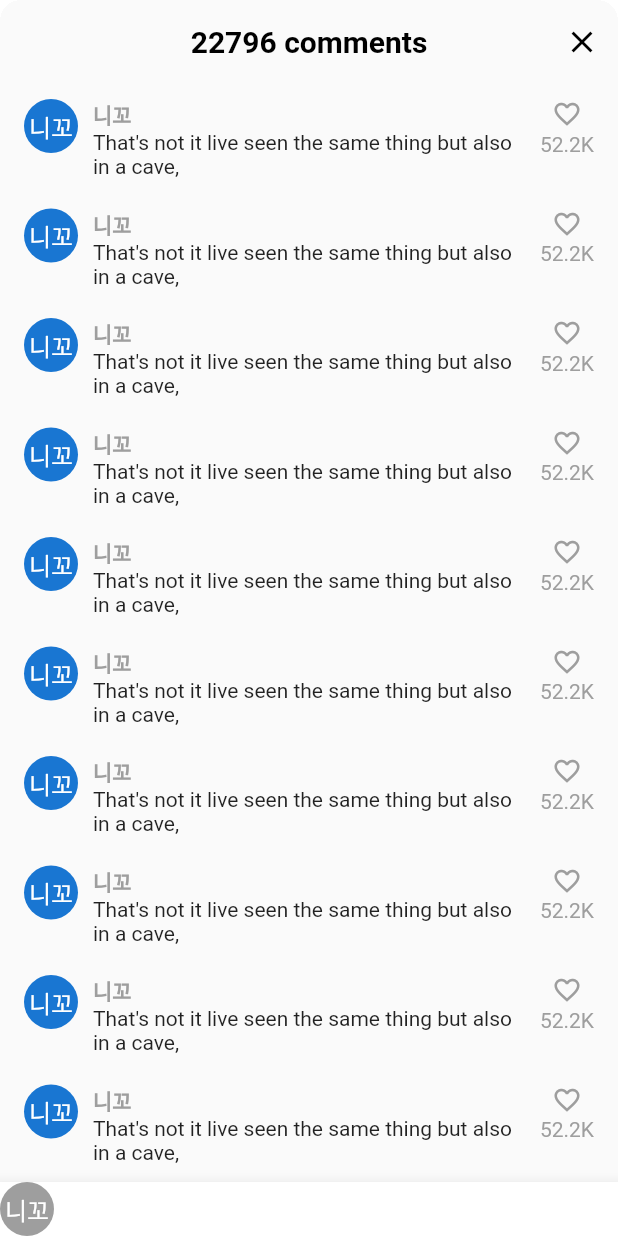
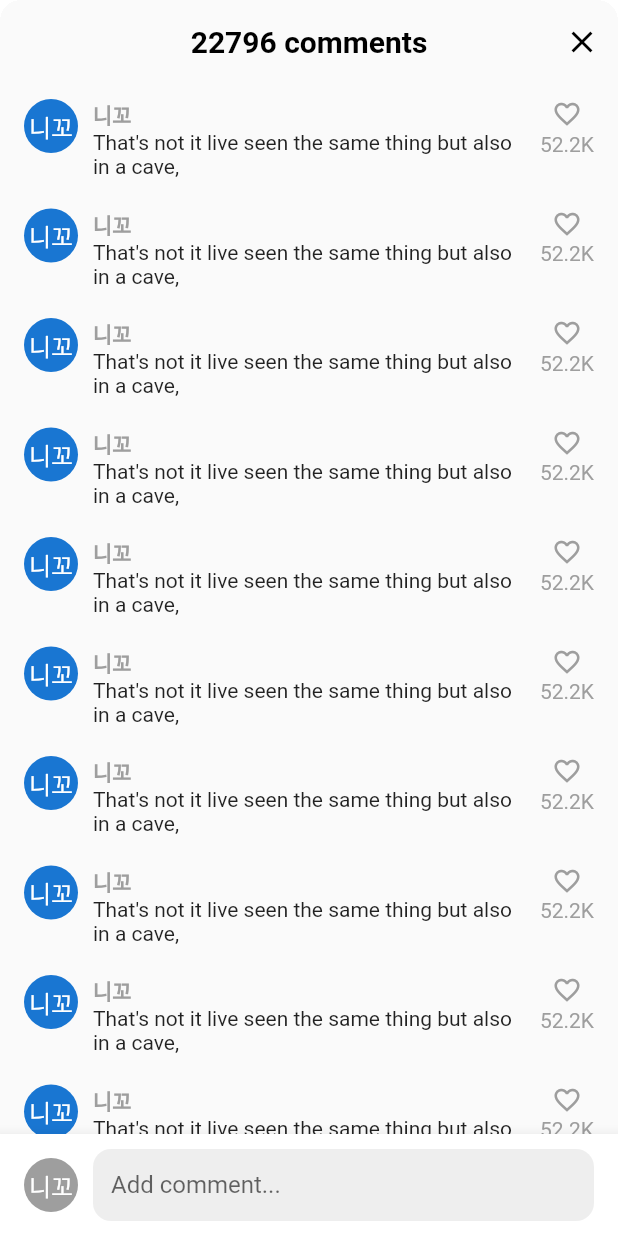
Before and after one commit to ghrms80/tiktok_clone_re0, a Flutter app: the VideoComments screen opened directly, on a phone screen of 412 x 824 dp. Run offline on Flutter 3.47's test engine with Material 2 defaults, Android fonts, the phone set to English and light mode, and no system bars; our stand-ins replace font_awesome_flutter, marquee, video_player, visibility_detector; network calls fail.

Commit message:
8.2 Add Comment

```diff
--- a/lib/features/main_navigation/main_navigation_screen.dart
+++ b/lib/features/main_navigation/main_navigation_screen.dart
@@ -38,6 +38,7 @@ class _MainNavigationScreenState extends State<MainNavigationScreen> {
   @override
   Widget build(BuildContext context) {
     return Scaffold(
+      resizeToAvoidBottomInset: false,
       backgroundColor: _selectedIndex == 0 ? Colors.black : Colors.white,
       body: Stack(
         children: [
--- a/lib/features/videos/widgets/video_comments.dart
+++ b/lib/features/videos/widgets/video_comments.dart
@@ -1,4 +1,5 @@
 import 'package:flutter/material.dart';
+import 'package:tiktoc_clne_re0/constant/gaps.dart';
 
 class VideoComments extends StatefulWidget {
   const VideoComments({super.key});
@@ -14,7 +15,9 @@ class _VideoCommentsState extends State<VideoComments> {
 
   @override
   Widget build(BuildContext context) {
+    final size = MediaQuery.of(context).size;
     return Container(
+      height: size.height * 0.75,
       clipBehavior: Clip.hardEdge,
       decoration: BoxDecoration(
         borderRadius: BorderRadius.circular(14),
@@ -33,7 +36,9 @@ class _VideoCommentsState extends State<VideoComments> {
             ),
           ],
         ),
-        body: ListView.separated(
+        body: Stack(
+          children: [
+            ListView.separated(
               padding: const EdgeInsets.symmetric(
                 vertical: 10,
                 horizontal: 16,
@@ -88,8 +93,16 @@ class _VideoCommentsState extends State<VideoComments> {
                 ],
               ),
             ),
-        bottomNavigationBar: BottomAppBar(
+            Positioned(
+              bottom: 0,
+              width: size.width,
+              child: BottomAppBar(
                 color: Colors.white,
+                child: Padding(
+                  padding: const EdgeInsets.symmetric(
+                    horizontal: 16,
+                    vertical: 10,
+                  ),
                   child: Row(
                     children: [
                       CircleAvatar(
@@ -98,8 +111,31 @@ class _VideoCommentsState extends State<VideoComments> {
                         foregroundColor: Colors.white,
                         child: const Text('니꼬'),
                       ),
+                      Gaps.h10,
+                      Expanded(
+                        child: TextField(
+                          cursorColor: Theme.of(context).primaryColor,
+                          decoration: InputDecoration(
+                            hintText: "Add comment...",
+                            border: OutlineInputBorder(
+                              borderRadius: BorderRadius.circular(12),
+                              borderSide: BorderSide.none,
+                            ),
+                            filled: true,
+                            fillColor: Colors.grey.shade200,
+                            contentPadding: const EdgeInsets.symmetric(
+                              vertical: 10,
+                              horizontal: 12,
+                            ),
+                          ),
+                        ),
+                      ),
                     ],
                   ),
+                ),
+              ),
+            ),
+          ],
         ),
       ),
     );
--- a/lib/features/videos/widgets/video_post.dart
+++ b/lib/features/videos/widgets/video_post.dart
@@ -120,6 +120,7 @@ class _VideoPostState extends State<VideoPost>
     await showModalBottomSheet(
       context: context,
       backgroundColor: Colors.transparent,
+      isScrollControlled: true,
       builder: (context) => const VideoComments(),
     );
     _onTogglePause();
```
Lines whose indentation alone changed are shown as unchanged.
